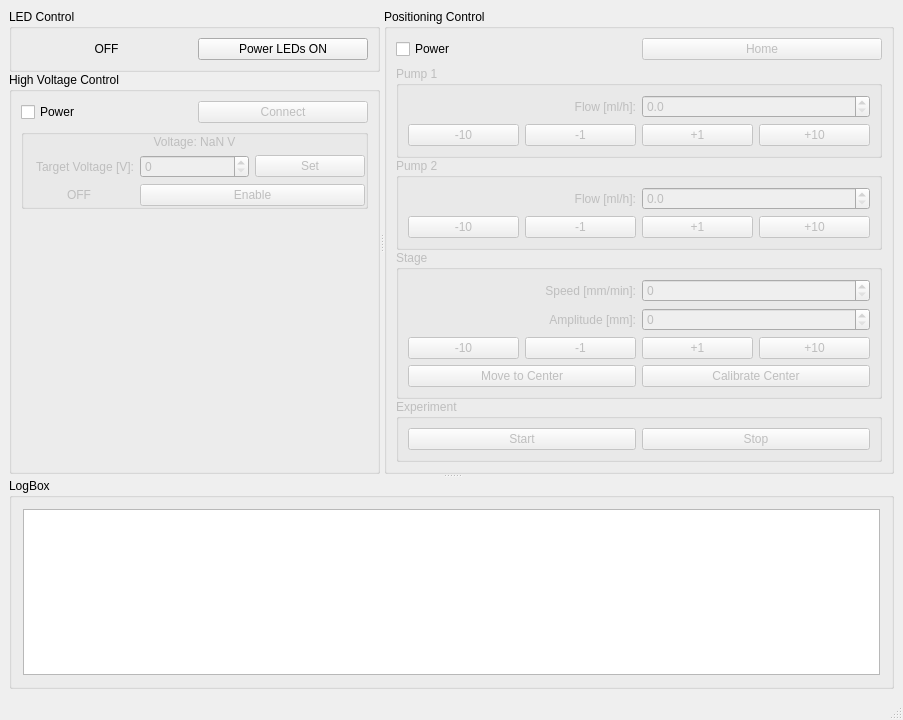
Before: the Qt Designer form GUI/mainwindow.ui in VojtechSkoumal/ElSpin, drawn with Qt 5.
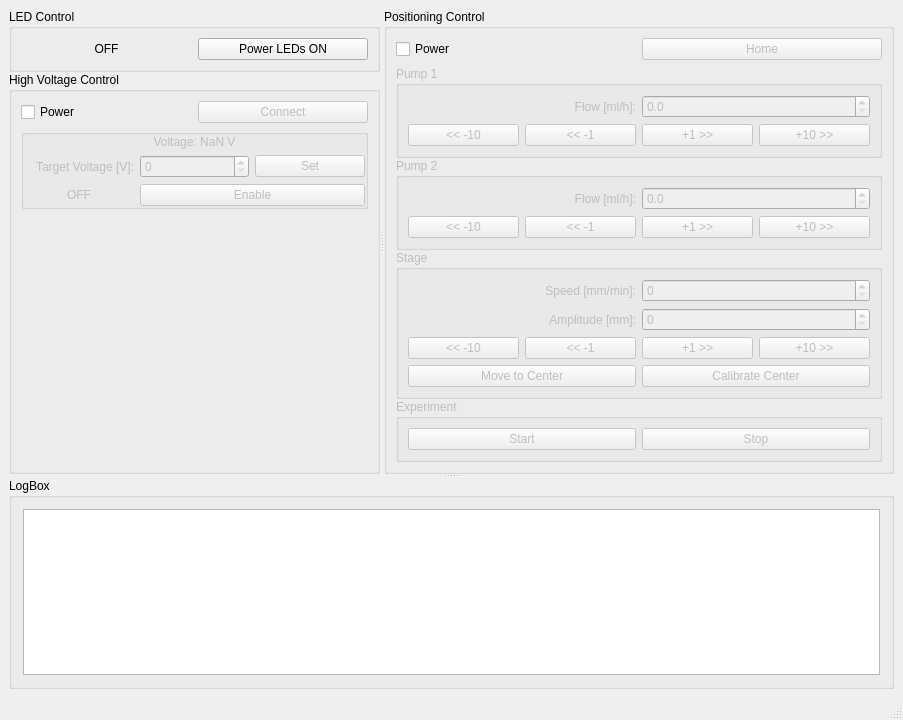
After: the same form once the commit is applied.

Commit message: feat: hide log, direction arrows

```diff
--- a/GUI/mainwindow.ui
+++ b/GUI/mainwindow.ui
@@ -301,14 +301,14 @@
                      <item row="1" column="3">
                       <widget class="QPushButton" name="positioning_pump_1_move_forward_10_pushButton">
                        <property name="text">
-                        <string>+10</string>
+                        <string>+10 &gt;&gt;</string>
                        </property>
                       </widget>
                      </item>
                      <item row="1" column="1">
                       <widget class="QPushButton" name="positioning_pump_1_move_back_1_pushButton">
                        <property name="text">
-                        <string>-1</string>
+                        <string>&lt;&lt; -1</string>
                        </property>
                       </widget>
                      </item>
@@ -325,7 +325,7 @@
                      <item row="1" column="0">
                       <widget class="QPushButton" name="positioning_pump_1_move_back_10_pushButton">
                        <property name="text">
-                        <string>-10</string>
+                        <string>&lt;&lt; -10</string>
                        </property>
                       </widget>
                      </item>
@@ -339,7 +339,7 @@
                      <item row="1" column="2">
                       <widget class="QPushButton" name="positioning_pump_1_move_forward_1_pushButton">
                        <property name="text">
-                        <string>+1</string>
+                        <string>+1 &gt;&gt;</string>
                        </property>
                       </widget>
                      </item>
@@ -355,21 +355,21 @@
                      <item row="1" column="3">
                       <widget class="QPushButton" name="positioning_pump_2_move_forward_10_pushButton">
                        <property name="text">
-                        <string>+10</string>
+                        <string>+10 &gt;&gt;</string>
                        </property>
                       </widget>
                      </item>
                      <item row="1" column="0">
                       <widget class="QPushButton" name="positioning_pump_2_move_back_10_pushButton">
                        <property name="text">
-                        <string>-10</string>
+                        <string>&lt;&lt; -10</string>
                        </property>
                       </widget>
                      </item>
                      <item row="1" column="2">
                       <widget class="QPushButton" name="positioning_pump_2_move_forward_1_pushButton">
                        <property name="text">
-                        <string>+1</string>
+                        <string>+1 &gt;&gt;</string>
                        </property>
                       </widget>
                      </item>
@@ -393,7 +393,7 @@
                      <item row="1" column="1">
                       <widget class="QPushButton" name="positioning_pump_2_move_back_1_pushButton">
                        <property name="text">
-                        <string>-1</string>
+                        <string>&lt;&lt; -1</string>
                        </property>
                       </widget>
                      </item>
@@ -430,7 +430,7 @@
                      <item row="2" column="1">
                       <widget class="QPushButton" name="positioning_stage_move_back_10_pushButton">
                        <property name="text">
-                        <string>-10</string>
+                        <string>&lt;&lt; -10</string>
                        </property>
                       </widget>
                      </item>
@@ -447,21 +447,21 @@
                      <item row="2" column="3">
                       <widget class="QPushButton" name="positioning_stage_move_forward_1_pushButton">
                        <property name="text">
-                        <string>+1</string>
+                        <string>+1 &gt;&gt;</string>
                        </property>
                       </widget>
                      </item>
                      <item row="2" column="4">
                       <widget class="QPushButton" name="positioning_stage_move_forward_10_pushButton">
                        <property name="text">
-                        <string>+10</string>
+                        <string>+10 &gt;&gt;</string>
                        </property>
                       </widget>
                      </item>
                      <item row="2" column="2">
                       <widget class="QPushButton" name="positioning_stage_move_back_1_pushButton">
                        <property name="text">
-                        <string>-1</string>
+                        <string>&lt;&lt; -1</string>
                        </property>
                       </widget>
                      </item>
```
The commit also changes 1 other file.
